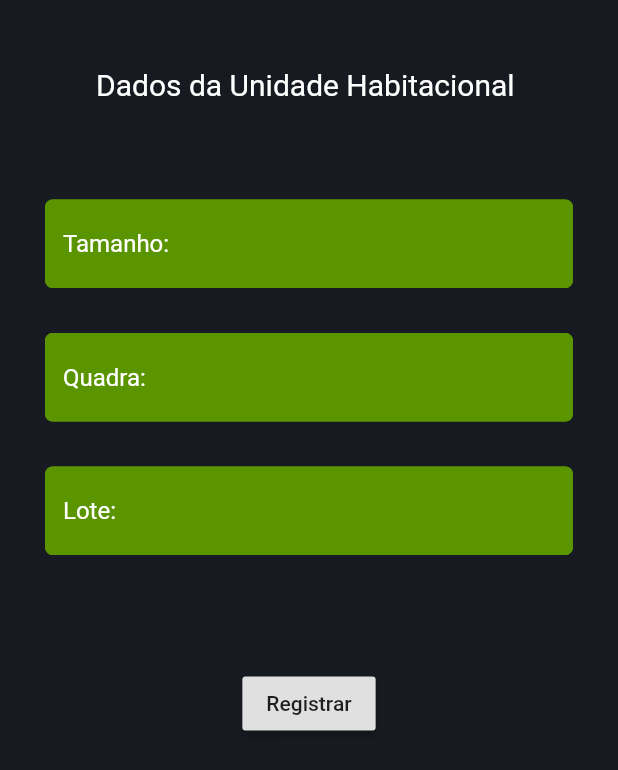
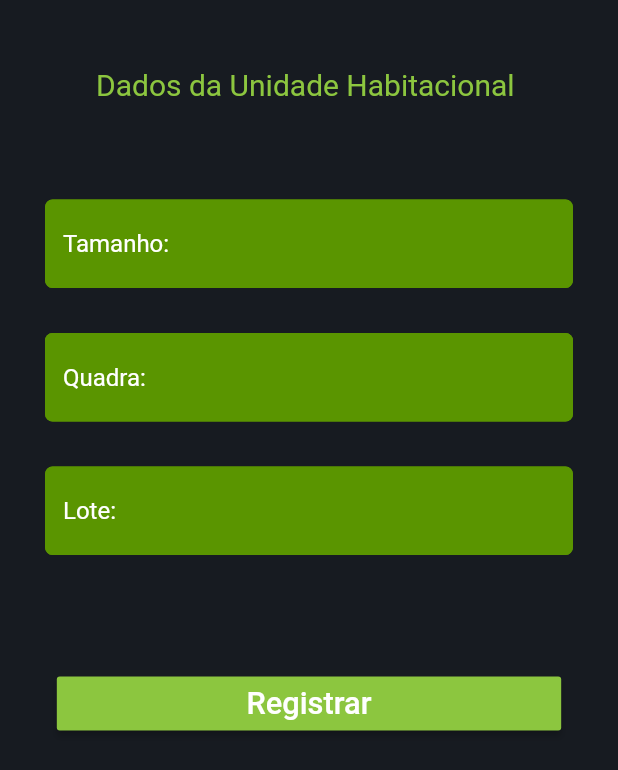
Before and after one commit to CharlesBipolar/tlpa, a Flutter app: the TelaCadastroLote screen opened directly, on a phone screen of 412 x 824 dp. Shown: the top 770 px of the screen. Run offline on Flutter 3.47's test engine with Material 2 defaults, Android fonts, the phone set to English and light mode, and no system bars.

Commit message:
ta terminado guys :3

```diff
--- a/lib/pages/tela_cadastro_lote.dart
+++ b/lib/pages/tela_cadastro_lote.dart
@@ -60,7 +60,7 @@ class TelaCadastroLote extends StatelessWidget {
               Text(
                 "Dados da Unidade Habitacional ",
                 style: TextStyle(
-                    fontSize: 20.0, color: Color.fromARGB(255, 255, 255, 255)),
+                    fontSize: 20.0, color: Color(0xFF8cc63f)),
               ),
               SizedBox(height: 50.0),
               Padding(
@@ -112,7 +112,13 @@ class TelaCadastroLote extends StatelessWidget {
                 padding:
                     const EdgeInsets.symmetric(vertical: 60.0, horizontal: 30),
                 child: RaisedButton(
-                  child: Text("Registrar"),
+                  padding: EdgeInsets.symmetric(horizontal: 126.5),
+                  color: Color(0xFF8cc63f),
+                  child: Text("Registrar",
+                  style: TextStyle(color: Color(0xFFffffff),
+                  fontSize: 20.5,
+                  ),
+                  ),
                   onPressed: () {
 
                     Navigator.pushReplacement(context, MaterialPageRoute(builder: (BuildContext context){
--- a/lib/pages/tela_login.dart
+++ b/lib/pages/tela_login.dart
@@ -75,7 +75,7 @@ class _TelaLoginState extends State<TelaLogin> {
                         },),);
                   },
                   child: Text(
-                    "logar-se",
+                    "Logar-se",
                     style: TextStyle(fontSize: 20.5),
                   ),
                   padding: EdgeInsets.symmetric(horizontal: 126.5),
```
